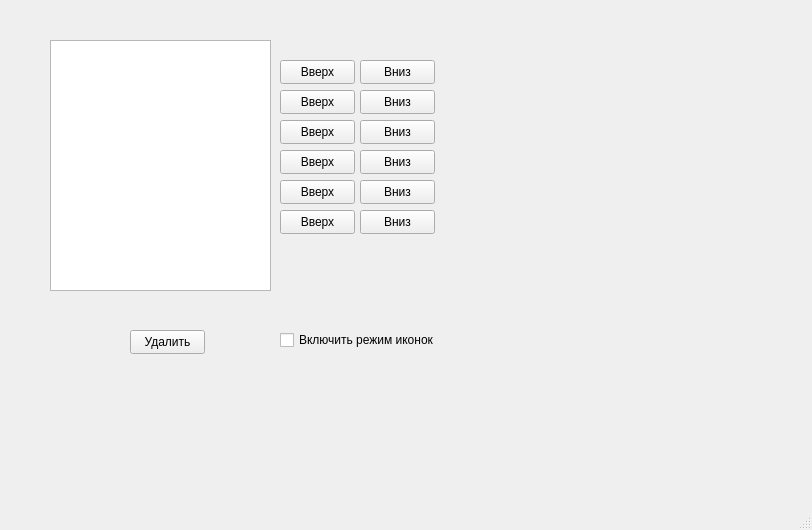
The window that mainwindow.ui (Alex-Alex-A/C-Graphic) describes before a commit, drawn with Qt 5.
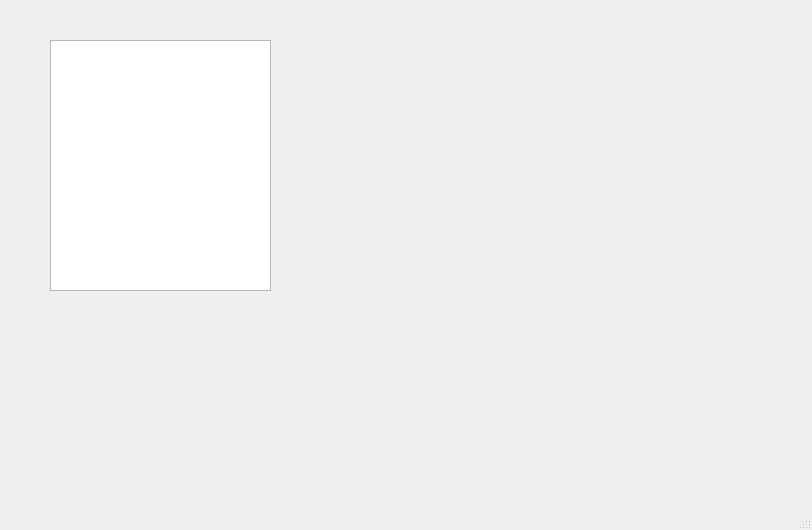
The same window after the commit.

```diff
--- a/mainwindow.ui
+++ b/mainwindow.ui
@@ -30,188 +30,6 @@
      </size>
     </property>
    </widget>
-   <widget class="QPushButton" name="pushButton1_UP">
-    <property name="geometry">
-     <rect>
-      <x>280</x>
-      <y>60</y>
-      <width>75</width>
-      <height>24</height>
-     </rect>
-    </property>
-    <property name="text">
-     <string>Вверх</string>
-    </property>
-   </widget>
-   <widget class="QPushButton" name="pushButton1_DOWN">
-    <property name="geometry">
-     <rect>
-      <x>360</x>
-      <y>60</y>
-      <width>75</width>
-      <height>24</height>
-     </rect>
-    </property>
-    <property name="text">
-     <string>Вниз</string>
-    </property>
-   </widget>
-   <widget class="QPushButton" name="pushButton2_UP">
-    <property name="geometry">
-     <rect>
-      <x>280</x>
-      <y>90</y>
-      <width>75</width>
-      <height>24</height>
-     </rect>
-    </property>
-    <property name="text">
-     <string>Вверх</string>
-    </property>
-   </widget>
-   <widget class="QPushButton" name="pushButton2_DOWN">
-    <property name="geometry">
-     <rect>
-      <x>360</x>
-      <y>90</y>
-      <width>75</width>
-      <height>24</height>
-     </rect>
-    </property>
-    <property name="text">
-     <string>Вниз</string>
-    </property>
-   </widget>
-   <widget class="QPushButton" name="pushButton3_UP">
-    <property name="geometry">
-     <rect>
-      <x>280</x>
-      <y>120</y>
-      <width>75</width>
-      <height>24</height>
-     </rect>
-    </property>
-    <property name="text">
-     <string>Вверх</string>
-    </property>
-   </widget>
-   <widget class="QPushButton" name="pushButton3_DOWN">
-    <property name="geometry">
-     <rect>
-      <x>360</x>
-      <y>120</y>
-      <width>75</width>
-      <height>24</height>
-     </rect>
-    </property>
-    <property name="text">
-     <string>Вниз</string>
-    </property>
-   </widget>
-   <widget class="QPushButton" name="pushButton4_UP">
-    <property name="geometry">
-     <rect>
-      <x>280</x>
-      <y>150</y>
-      <width>75</width>
-      <height>24</height>
-     </rect>
-    </property>
-    <property name="text">
-     <string>Вверх</string>
-    </property>
-   </widget>
-   <widget class="QPushButton" name="pushButton4_DOWN">
-    <property name="geometry">
-     <rect>
-      <x>360</x>
-      <y>150</y>
-      <width>75</width>
-      <height>24</height>
-     </rect>
-    </property>
-    <property name="text">
-     <string>Вниз</string>
-    </property>
-   </widget>
-   <widget class="QPushButton" name="pushButton5_UP">
-    <property name="geometry">
-     <rect>
-      <x>280</x>
-      <y>180</y>
-      <width>75</width>
-      <height>24</height>
-     </rect>
-    </property>
-    <property name="text">
-     <string>Вверх</string>
-    </property>
-   </widget>
-   <widget class="QPushButton" name="pushButton5_DOWN">
-    <property name="geometry">
-     <rect>
-      <x>360</x>
-      <y>180</y>
-      <width>75</width>
-      <height>24</height>
-     </rect>
-    </property>
-    <property name="text">
-     <string>Вниз</string>
-    </property>
-   </widget>
-   <widget class="QPushButton" name="pushButton6_UP">
-    <property name="geometry">
-     <rect>
-      <x>280</x>
-      <y>210</y>
-      <width>75</width>
-      <height>24</height>
-     </rect>
-    </property>
-    <property name="text">
-     <string>Вверх</string>
-    </property>
-   </widget>
-   <widget class="QPushButton" name="pushButton6_DOWN">
-    <property name="geometry">
-     <rect>
-      <x>360</x>
-      <y>210</y>
-      <width>75</width>
-      <height>24</height>
-     </rect>
-    </property>
-    <property name="text">
-     <string>Вниз</string>
-    </property>
-   </widget>
-   <widget class="QPushButton" name="pushButton_Rem_Row">
-    <property name="geometry">
-     <rect>
-      <x>130</x>
-      <y>330</y>
-      <width>75</width>
-      <height>24</height>
-     </rect>
-    </property>
-    <property name="text">
-     <string>Удалить</string>
-    </property>
-   </widget>
-   <widget class="QCheckBox" name="checkBox">
-    <property name="geometry">
-     <rect>
-      <x>280</x>
-      <y>330</y>
-      <width>161</width>
-      <height>20</height>
-     </rect>
-    </property>
-    <property name="text">
-     <string>Включить режим иконок</string>
-    </property>
-   </widget>
   </widget>
   <widget class="QMenuBar" name="menubar">
    <property name="geometry">
```
